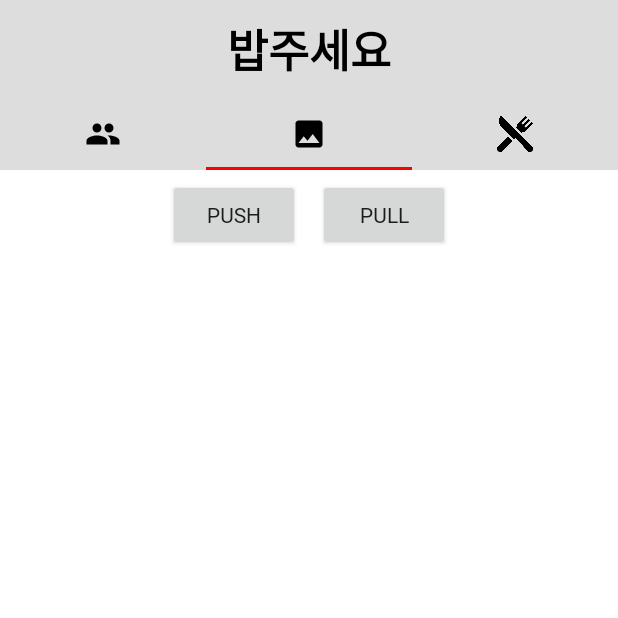
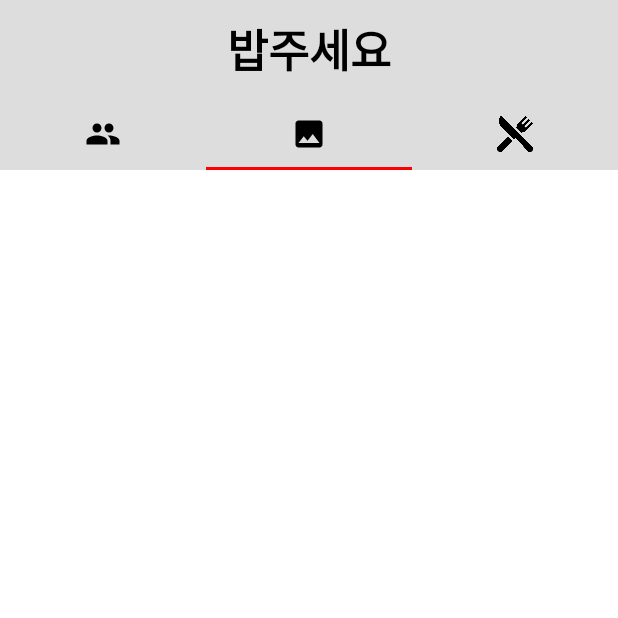
Before and after one commit to drumpt/MadCamp_Week1, an Android app: the screen it shows after launch (MainActivity), tab 2 chosen, on a phone screen of 412 x 824 dp, the top half of it. Run offline under Robolectric (Android 15) with nearby library versions, the phone set to English and light mode, and no system bars; pictures from the network do not load; 5 statements that could not run were skipped.

Commit message:
Update gallery_fragment.xml

```diff
--- a/app/src/main/res/layout/gallery_fragment.xml
+++ b/app/src/main/res/layout/gallery_fragment.xml
@@ -6,26 +6,6 @@
     android:id="@+id/gallery_parent"
     android:background="#FFFFFF">
 
-    <LinearLayout
-        android:layout_width="match_parent"
-        android:layout_height="wrap_content"
-        android:orientation="horizontal"
-        android:gravity="center">
-        <Button
-            android:id="@+id/push_btn"
-            android:layout_width="wrap_content"
-            android:layout_height="wrap_content"
-            android:layout_centerInParent="true"
-            android:layout_margin="6dp"
-            android:text="PUSH"/>
-        <Button
-            android:id="@+id/pull_btn"
-            android:layout_width="wrap_content"
-            android:layout_height="wrap_content"
-            android:layout_centerInParent="true"
-            android:layout_margin="6dp"
-            android:text="PULL"/>
-    </LinearLayout>
     <androidx.recyclerview.widget.RecyclerView
         android:layout_width="match_parent"
         android:layout_height="match_parent"
```
